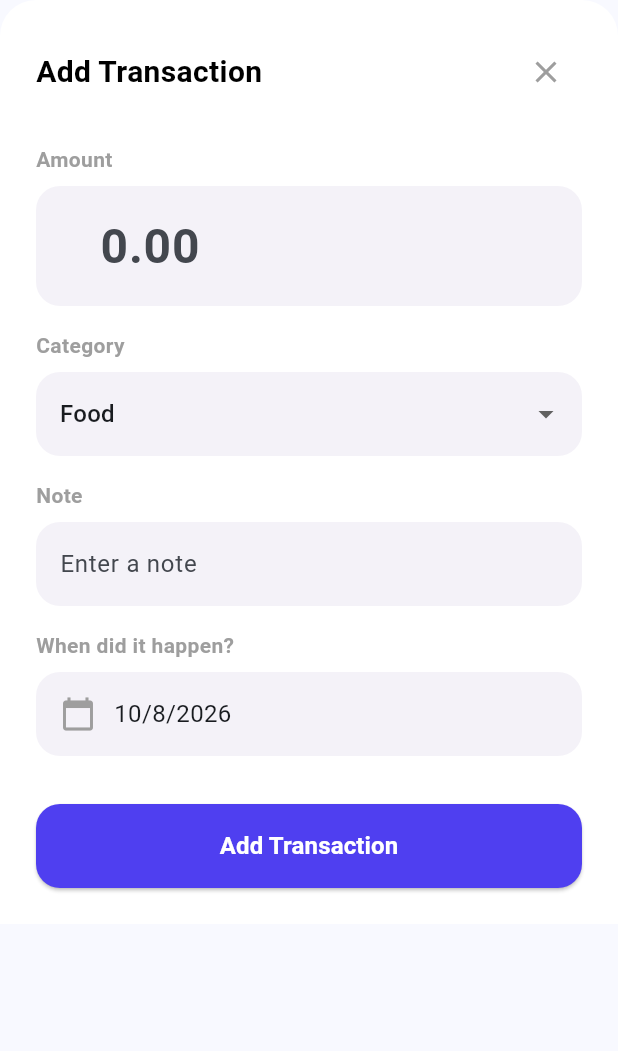
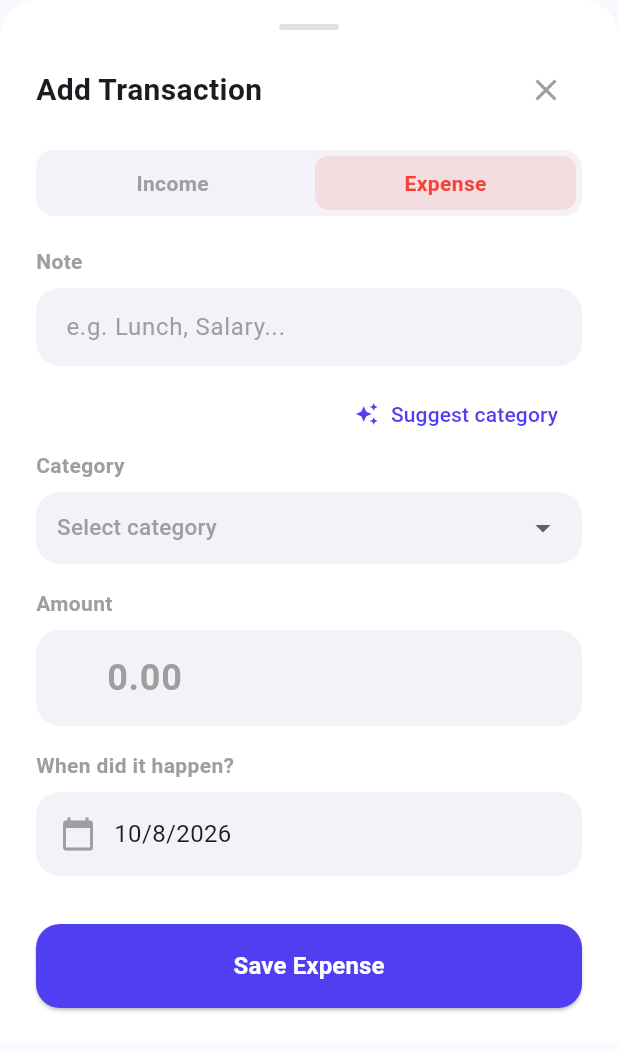
Before and after one commit to Hus-Hanworawirun/Fincontrol, a Flutter app: the AddTransactionSheet widget shown alone on an empty page, opened directly, on a phone screen of 412 x 824 dp. Shown: the top 1051 px of the screen. Run offline on Flutter 3.47's test engine with Material 3 defaults, Android fonts, the phone set to English and light mode, and no system bars; our stand-ins replace cloud_firestore, equatable, firebase_auth, firebase_core, fl_chart, flutter_bloc and 2 more; accounts and stored records are empty.

Commit message:
edit add_transaction_sheet, bottom_navigation_bar, add gemini_service and app_categories

```diff
--- /dev/null
+++ b/lib/core/app_categories.dart
@@ -0,0 +1,53 @@
+class AppCategories {
+  AppCategories._();
+
+  static const List<CategoryItem> income = [
+    CategoryItem(id: 'salary',           label: 'Salary',           group: 'Active Income'),
+    CategoryItem(id: 'bonus',            label: 'Bonus',            group: 'Active Income'),
+    CategoryItem(id: 'interest_saving',  label: 'Savings Interest', group: 'Passive Income'),
+    CategoryItem(id: 'interest_fixed',   label: 'Fixed Deposit',    group: 'Passive Income'),
+    CategoryItem(id: 'dividend_stock',   label: 'Stock Dividend',   group: 'Passive Income'),
+    CategoryItem(id: 'dividend_fund',    label: 'Fund Dividend',    group: 'Passive Income'),
+    CategoryItem(id: 'dividend_other',   label: 'Other Dividend',   group: 'Passive Income'),
+    CategoryItem(id: 'rental',           label: 'Rental Income',    group: 'Passive Income'),
+    CategoryItem(id: 'income_other',     label: 'Other Income',     group: 'Passive Income'),
+  ];
+
+  static const List<CategoryItem> expense = [
+    CategoryItem(id: 'saving_invest',    label: 'Investment Saving',  group: 'Saving'),
+    CategoryItem(id: 'saving_fund',      label: 'Fund Saving',        group: 'Saving'),
+    CategoryItem(id: 'social_security',  label: 'Social Security',    group: 'Fixed'),
+    CategoryItem(id: 'provident_fund',   label: 'Provident Fund',     group: 'Fixed'),
+    CategoryItem(id: 'life_insurance',   label: 'Life Insurance',     group: 'Fixed'),
+    CategoryItem(id: 'car_insurance',    label: 'Car Insurance',      group: 'Fixed'),
+    CategoryItem(id: 'home_insurance',   label: 'Home Insurance',     group: 'Fixed'),
+    CategoryItem(id: 'common_fee',       label: 'Common Area Fee',    group: 'Fixed'),
+    CategoryItem(id: 'fixed_other',      label: 'Other Fixed',        group: 'Fixed'),
+    CategoryItem(id: 'home_loan',        label: 'Home Loan',          group: 'Installment'),
+    CategoryItem(id: 'property_invest',  label: 'Investment Property',group: 'Installment'),
+    CategoryItem(id: 'car_loan',         label: 'Car Loan',           group: 'Installment'),
+    CategoryItem(id: 'credit_card',      label: 'Credit Card',        group: 'Installment'),
+    CategoryItem(id: 'personal_loan',    label: 'Personal Loan',      group: 'Installment'),
+    CategoryItem(id: 'clothing',         label: 'Clothing',           group: 'Variable'),
+    CategoryItem(id: 'travel_entertain', label: 'Travel & Leisure',   group: 'Variable'),
+    CategoryItem(id: 'car_maintenance',  label: 'Car Maintenance',    group: 'Variable'),
+    CategoryItem(id: 'grocery',          label: 'Grocery',            group: 'Variable'),
+    CategoryItem(id: 'food',             label: 'Food & Dining',      group: 'Variable'),
+    CategoryItem(id: 'transport_fuel',   label: 'Transport & Fuel',   group: 'Variable'),
+    CategoryItem(id: 'child_care',       label: 'Child Care',         group: 'Variable'),
+    CategoryItem(id: 'parent_care',      label: 'Parent Care',        group: 'Variable'),
+    CategoryItem(id: 'income_tax',       label: 'Income Tax',         group: 'Variable'),
+    CategoryItem(id: 'expense_other',    label: 'Other Expense',      group: 'Variable'),
+  ];
+
+  static List<String> get incomeLabels  => income.map((c) => c.label).toList();
+  static List<String> get expenseLabels => expense.map((c) => c.label).toList();
+  static List<CategoryItem> forType(bool isIncome) => isIncome ? income : expense;
+}
+
+class CategoryItem {
+  final String id;
+  final String label;
+  final String group;
+  const CategoryItem({required this.id, required this.label, required this.group});
+}
--- a/lib/view/navigationbar/add_transaction_sheet.dart
+++ b/lib/view/navigationbar/add_transaction_sheet.dart
@@ -1,4 +1,9 @@
 import 'package:flutter/material.dart';
+import 'package:flutter/services.dart';
+import '../../core/app_categories.dart';
+import '../../core/gemini_service.dart';
+
+enum TransactionType { income, expense }
 
 class AddTransactionSheet extends StatefulWidget {
   const AddTransactionSheet({super.key});
@@ -8,31 +13,90 @@ class AddTransactionSheet extends StatefulWidget {
 }
 
 class _AddTransactionSheetState extends State<AddTransactionSheet> {
-  final TextEditingController _amountController = TextEditingController();
-  final TextEditingController _noteController = TextEditingController();
-  String _selectedCategory = 'Food';
-  DateTime _selectedDate = DateTime.now();
+  TransactionType _type = TransactionType.expense;
+
+  final _noteController   = TextEditingController();
+  final _amountController = TextEditingController();
+  DateTime _selectedDate  = DateTime.now();
+  String? _selectedCategory;
+
+  List<String> _suggestions = [];
+  bool _loadingSuggestions  = false;
+
+  static const _purple  = Color(0xFF4F3FF0);
+  static const _fieldBg = Color(0xFFF4F2F8);
 
   @override
   void dispose() {
+    _noteController.dispose();
     _amountController.dispose();
-    _noteController.dispose();
     super.dispose();
+  }
+
+  Future<void> _onSuggest() async {
+    final note = _noteController.text.trim();
+    if (note.isEmpty) return;
+
+    // extract number from note → pre-fill amount if empty
+    final amountMatch = RegExp(r'(\d+\.?\d*)').firstMatch(note);
+    if (amountMatch != null && _amountController.text.isEmpty) {
+      _amountController.text = amountMatch.group(1)!;
+    }
+
+    setState(() {
+      _loadingSuggestions = true;
+      _selectedCategory   = null;
+      _suggestions        = [];
+    });
+
+    final results = await GeminiService.suggestCategories(
+      note: note,
+      isIncome: _type == TransactionType.income,
+    );
+
+    setState(() {
+      _suggestions        = results;
+      _loadingSuggestions = false;
+    });
+  }
+
+  Future<void> _pickDate() async {
+    final picked = await showDatePicker(
+      context: context,
+      initialDate: _selectedDate,
+      firstDate: DateTime(2000),
+      lastDate: DateTime(2101),
+      builder: (ctx, child) => Theme(
+        data: Theme.of(ctx).copyWith(
+          colorScheme: const ColorScheme.light(primary: _purple),
+        ),
+        child: child!,
+      ),
+    );
+    if (picked != null) setState(() => _selectedDate = picked);
+  }
+
+  void _submit() {
+    // TODO: save to Firestore via TransactionModel
+    Navigator.pop(context);
   }
 
   @override
   Widget build(BuildContext context) {
+    final isIncome    = _type == TransactionType.income;
+    final accentColor = isIncome ? Colors.green : Colors.red;
+
     return Container(
       padding: EdgeInsets.only(
         left: 24,
         right: 24,
-        top: 24,
+        top: 16,
         bottom: MediaQuery.of(context).viewInsets.bottom + 24,
       ),
       decoration: const BoxDecoration(
         color: Colors.white,
         borderRadius: BorderRadius.only(
-          topLeft: Radius.circular(24),
+          topLeft:  Radius.circular(24),
           topRight: Radius.circular(24),
         ),
       ),
@@ -41,118 +105,167 @@ class _AddTransactionSheetState extends State<AddTransactionSheet> {
           mainAxisSize: MainAxisSize.min,
           crossAxisAlignment: CrossAxisAlignment.start,
           children: [
+            // Handle bar
+            Center(
+              child: Container(
+                width: 40, height: 4,
+                decoration: BoxDecoration(
+                  color: Colors.grey.shade300,
+                  borderRadius: BorderRadius.circular(2),
+                ),
+              ),
+            ),
+            const SizedBox(height: 16),
+
+            // Header
             Row(
               mainAxisAlignment: MainAxisAlignment.spaceBetween,
               children: [
-                const Text(
-                  'Add Transaction',
-                  style: TextStyle(
-                    fontSize: 20,
-                    fontWeight: FontWeight.bold,
-                    color: Colors.black,
-                  ),
-                ),
+                const Text('Add Transaction',
+                  style: TextStyle(fontSize: 20, fontWeight: FontWeight.bold)),
                 IconButton(
                   icon: const Icon(Icons.close, color: Colors.grey),
                   onPressed: () => Navigator.pop(context),
                 ),
               ],
             ),
-            const SizedBox(height: 24),
-            const Text(
-              'Amount',
-              style: TextStyle(color: Colors.grey, fontSize: 14, fontWeight: FontWeight.bold),
+            const SizedBox(height: 16),
+
+            // Income / Expense toggle
+            Container(
+              height: 44,
+              decoration: BoxDecoration(
+                color: _fieldBg,
+                borderRadius: BorderRadius.circular(12),
+              ),
+              child: Row(
+                children: [
+                  _TypeTab(
+                    label: 'Income', selected: isIncome, color: Colors.green,
+                    onTap: () => setState(() {
+                      _type = TransactionType.income;
+                      _suggestions = []; _selectedCategory = null;
+                    }),
+                  ),
+                  _TypeTab(
+                    label: 'Expense', selected: !isIncome, color: Colors.red,
+                    onTap: () => setState(() {
+                      _type = TransactionType.expense;
+                      _suggestions = []; _selectedCategory = null;
+                    }),
+                  ),
+                ],
+              ),
             ),
+            const SizedBox(height: 20),
+
+            // Note (first)
+            _Label('Note'),
+            const SizedBox(height: 8),
+            TextField(
+              controller: _noteController,
+              textInputAction: TextInputAction.done,
+              onSubmitted: (_) => _onSuggest(),
+              decoration: _inputDeco('e.g. Lunch, Salary...'),
+            ),
+            const SizedBox(height: 8),
+
+            // AI Suggest button
+            Align(
+              alignment: Alignment.centerRight,
+              child: TextButton.icon(
+                onPressed: _loadingSuggestions ? null : _onSuggest,
+                icon: _loadingSuggestions
+                    ? const SizedBox(width: 14, height: 14,
+                        child: CircularProgressIndicator(strokeWidth: 2))
+                    : const Icon(Icons.auto_awesome, size: 16),
+                label: const Text('Suggest category'),
+                style: TextButton.styleFrom(foregroundColor: _purple),
+              ),
+            ),
+
+            // Suggestion chips
+            if (_suggestions.isNotEmpty) ...[
+              const SizedBox(height: 4),
+              Wrap(
+                spacing: 8, runSpacing: 8,
+                children: _suggestions.map((s) {
+                  final sel = _selectedCategory == s;
+                  return GestureDetector(
+                    onTap: () => setState(() => _selectedCategory = s),
+                    child: AnimatedContainer(
+                      duration: const Duration(milliseconds: 150),
+                      padding: const EdgeInsets.symmetric(horizontal: 14, vertical: 8),
+                      decoration: BoxDecoration(
+                        color: sel ? _purple : _fieldBg,
+                        borderRadius: BorderRadius.circular(20),
+                        border: Border.all(color: sel ? _purple : Colors.grey.shade300),
+                      ),
+                      child: Text(s,
+                        style: TextStyle(
+                          fontSize: 13,
+                          fontWeight: FontWeight.w600,
+                          color: sel ? Colors.white : Colors.black87,
+                        ),
+                      ),
+                    ),
+                  );
+                }).toList(),
+              ),
+              const SizedBox(height: 12),
+            ],
+
+            // Category dropdown
+            _Label('Category'),
+            const SizedBox(height: 8),
+            Container(
+              padding: const EdgeInsets.symmetric(horizontal: 14),
+              decoration: BoxDecoration(
+                color: _fieldBg,
+                borderRadius: BorderRadius.circular(16),
+              ),
+              child: DropdownButtonHideUnderline(
+                child: DropdownButton<String>(
+                  isExpanded: true,
+                  value: _selectedCategory,
+                  hint: const Text('Select category',
+                    style: TextStyle(color: Colors.grey, fontSize: 15)),
+                  items: AppCategories.forType(isIncome).map((c) =>
+                    DropdownMenuItem(value: c.label, child: Text(c.label))
+                  ).toList(),
+                  onChanged: (v) => setState(() => _selectedCategory = v),
+                ),
+              ),
+            ),
+            const SizedBox(height: 16),
+
+            // Amount (after note)
+            _Label('Amount'),
             const SizedBox(height: 8),
             TextField(
               controller: _amountController,
-              keyboardType: TextInputType.number,
-              style: const TextStyle(fontSize: 32, fontWeight: FontWeight.bold),
-              decoration: InputDecoration(
-                hintText: '0.00',
-                prefixText: '\$ ',
-                prefixStyle: const TextStyle(fontSize: 32, fontWeight: FontWeight.bold, color: Colors.black),
-                border: OutlineInputBorder(
-                  borderRadius: BorderRadius.circular(16),
-                  borderSide: BorderSide.none,
+              keyboardType: const TextInputType.numberWithOptions(decimal: true),
+              inputFormatters: [FilteringTextInputFormatter.allow(RegExp(r'^\d+\.?\d{0,2}'))],
+              style: const TextStyle(fontSize: 24, fontWeight: FontWeight.bold),
+              decoration: _inputDeco('0.00',
+                prefix: Text('\$  ',
+                  style: TextStyle(
+                    fontSize: 24, fontWeight: FontWeight.bold, color: accentColor,
+                  ),
                 ),
-                filled: true,
-                fillColor: const Color(0xFFF4F2F8),
               ),
             ),
             const SizedBox(height: 16),
-            const Text(
-              'Category',
-              style: TextStyle(color: Colors.grey, fontSize: 14, fontWeight: FontWeight.bold),
-            ),
+
+            // Date
+            _Label('When did it happen?'),
             const SizedBox(height: 8),
-            DropdownButtonFormField<String>(
-              initialValue: _selectedCategory,
-              decoration: InputDecoration(
-                border: OutlineInputBorder(
-                  borderRadius: BorderRadius.circular(16),
-                  borderSide: BorderSide.none,
-                ),
-                filled: true,
-                fillColor: const Color(0xFFF4F2F8),
-              ),
-              items: ['Food', 'Transport', 'Shopping', 'Bills', 'Other']
-                  .map((String category) {
-                return DropdownMenuItem(
-                  value: category,
-                  child: Text(category),
-                );
-              }).toList(),
-              onChanged: (String? newValue) {
-                if (newValue != null) {
-                  setState(() {
-                    _selectedCategory = newValue;
-                  });
-                }
-              },
-            ),
-            const SizedBox(height: 16),
-            const Text(
-              'Note',
-              style: TextStyle(color: Colors.grey, fontSize: 14, fontWeight: FontWeight.bold),
-            ),
-            const SizedBox(height: 8),
-            TextField(
-              controller: _noteController,
-              decoration: InputDecoration(
-                hintText: 'Enter a note',
-                border: OutlineInputBorder(
-                  borderRadius: BorderRadius.circular(16),
-                  borderSide: BorderSide.none,
-                ),
-                filled: true,
-                fillColor: const Color(0xFFF4F2F8),
-              ),
-            ),
-            const SizedBox(height: 16),
-            const Text(
-              'When did it happen?',
-              style: TextStyle(color: Colors.grey, fontSize: 14, fontWeight: FontWeight.bold),
-            ),
-            const SizedBox(height: 8),
-            InkWell(
-              onTap: () async {
-                final DateTime? picked = await showDatePicker(
-                  context: context,
-                  initialDate: _selectedDate,
-                  firstDate: DateTime(2000),
-                  lastDate: DateTime(2101),
-                );
-                if (picked != null && picked != _selectedDate) {
-                  setState(() {
-                    _selectedDate = picked;
-                  });
-                }
-              },
+            GestureDetector(
+              onTap: _pickDate,
               child: Container(
                 padding: const EdgeInsets.all(16),
                 decoration: BoxDecoration(
-                  color: const Color(0xFFF4F2F8),
+                  color: _fieldBg,
                   borderRadius: BorderRadius.circular(16),
                 ),
                 child: Row(
@@ -160,7 +273,7 @@ class _AddTransactionSheetState extends State<AddTransactionSheet> {
                     const Icon(Icons.calendar_today, color: Colors.grey),
                     const SizedBox(width: 12),
                     Text(
-                      "${_selectedDate.day}/${_selectedDate.month}/${_selectedDate.year}",
+                      '${_selectedDate.day}/${_selectedDate.month}/${_selectedDate.year}',
                       style: const TextStyle(fontSize: 16),
                     ),
                   ],
@@ -168,25 +281,23 @@ class _AddTransactionSheetState extends State<AddTransactionSheet> {
               ),
             ),
             const SizedBox(height: 32),
+
+            // Save button
             SizedBox(
               width: double.infinity,
               height: 56,
               child: ElevatedButton(
                 style: ElevatedButton.styleFrom(
-                  backgroundColor: const Color(0xFF4F3FF0),
+                  backgroundColor: _purple,
                   shape: RoundedRectangleBorder(
                     borderRadius: BorderRadius.circular(16),
                   ),
                 ),
-                onPressed: () {
-                  Navigator.pop(context);
-                },
-                child: const Text(
-                  'Add Transaction',
-                  style: TextStyle(
-                    color: Colors.white,
-                    fontSize: 16,
-                    fontWeight: FontWeight.bold,
+                onPressed: _submit,
+                child: Text(
+                  isIncome ? 'Save Income' : 'Save Expense',
+                  style: const TextStyle(
+                    color: Colors.white, fontSize: 16, fontWeight: FontWeight.bold,
                   ),
                 ),
               ),
@@ -196,4 +307,66 @@ class _AddTransactionSheetState extends State<AddTransactionSheet> {
       ),
     );
   }
+
+  InputDecoration _inputDeco(String hint, {Widget? prefix}) => InputDecoration(
+    hintText: hint,
+    hintStyle: const TextStyle(color: Colors.grey),
+    prefix: prefix,
+    border: OutlineInputBorder(
+      borderRadius: BorderRadius.circular(16), borderSide: BorderSide.none),
+    enabledBorder: OutlineInputBorder(
+      borderRadius: BorderRadius.circular(16), borderSide: BorderSide.none),
+    focusedBorder: OutlineInputBorder(
+      borderRadius: BorderRadius.circular(16),
+      borderSide: const BorderSide(color: _purple, width: 1.5)),
+    filled: true,
+    fillColor: _fieldBg,
+    contentPadding: const EdgeInsets.symmetric(horizontal: 16, vertical: 14),
+  );
 }
+
+class _TypeTab extends StatelessWidget {
+  final String label;
+  final bool selected;
+  final Color color;
+  final VoidCallback onTap;
+  const _TypeTab({required this.label, required this.selected, required this.color, required this.onTap});
+
+  @override
+  Widget build(BuildContext context) {
+    return Expanded(
+      child: GestureDetector(
+        onTap: onTap,
+        child: AnimatedContainer(
+          duration: const Duration(milliseconds: 180),
+          margin: const EdgeInsets.all(4),
+          decoration: BoxDecoration(
+            color: selected ? color.withValues(alpha: 0.12) : Colors.transparent,
+            borderRadius: BorderRadius.circular(9),
+          ),
+          alignment: Alignment.center,
+          child: Text(label,
+            style: TextStyle(
+              fontSize: 14, fontWeight: FontWeight.w700,
+              color: selected ? color : Colors.grey,
+            ),
+          ),
+        ),
+      ),
+    );
+  }
+}
+
+class _Label extends StatelessWidget {
+  final String text;
+  const _Label(this.text);
+
+  @override
+  Widget build(BuildContext context) {
+    return Text(text,
+      style: const TextStyle(
+        color: Colors.grey, fontSize: 14, fontWeight: FontWeight.bold,
+      ),
+    );
+  }
+}
--- a/lib/view/navigationbar/bottom_navigation_bar.dart
+++ b/lib/view/navigationbar/bottom_navigation_bar.dart
@@ -42,7 +42,9 @@ class _MainNavigationShellState extends State<MainNavigationShell> {
           onPressed: () {
             showModalBottomSheet(
               context: context,
-              builder: (context) => AddTransactionSheet(),
+              isScrollControlled: true,
+              backgroundColor: Colors.transparent,
+              builder: (context) => const AddTransactionSheet(),
             );
           },
           backgroundColor: const Color(0xFF4F3FF0),
--- a/pubspec.yaml
+++ b/pubspec.yaml
@@ -43,6 +43,7 @@ dependencies:
   fl_chart: ^1.2.0
   http: ^1.6.0
   intl: ^0.20.3
+  google_generative_ai: ^0.4.7
 
 dev_dependencies:
   flutter_test:
```
Also changed, not shown: lib/core/gemini_service.dart (added, +62 -0 lines), pubspec.lock.
